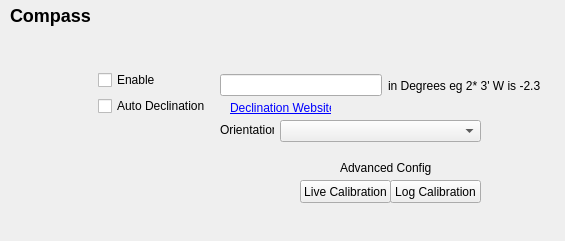
Before: the Qt Designer form src/ui/configuration/CompassConfig.ui in mavlink/qgroundcontrol, drawn with Qt 5.
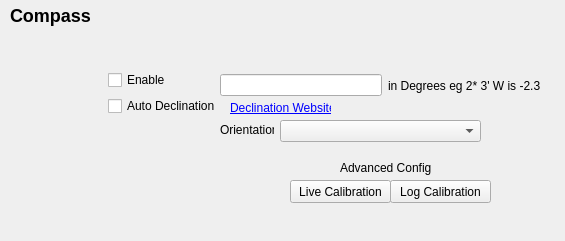
After: the same form once the commit is applied. Icons and pictures are not drawn.

Commit message: Addition of orientation combo box for compass config

Diff of the .ui file:
```diff
--- a/src/ui/configuration/CompassConfig.ui
+++ b/src/ui/configuration/CompassConfig.ui
@@ -55,9 +55,9 @@
   <widget class="QPushButton" name="pushButton">
    <property name="geometry">
     <rect>
-     <x>300</x>
+     <x>290</x>
      <y>180</y>
-     <width>91</width>
+     <width>101</width>
      <height>23</height>
     </rect>
    </property>
@@ -70,7 +70,7 @@
     <rect>
      <x>390</x>
      <y>180</y>
-     <width>91</width>
+     <width>101</width>
      <height>23</height>
     </rect>
    </property>
@@ -118,7 +118,7 @@
     <rect>
      <x>10</x>
      <y>70</y>
-     <width>201</width>
+     <width>211</width>
      <height>111</height>
     </rect>
    </property>
```
The commit also changes 2 other files.
